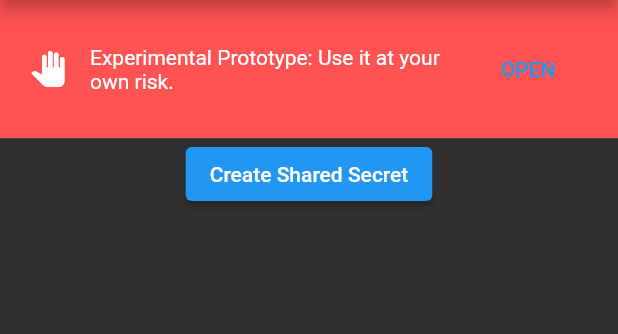
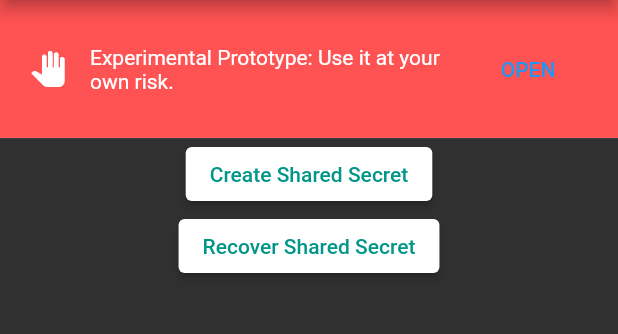
Before and after one commit to ethicnology/subterfuge, a Flutter app: the screen it shows after launch, on a phone screen of 412 x 824 dp, the part 84-418 px from its top. Run offline on Flutter 3.47's test engine with Material 2 defaults, Android fonts, the phone set to English and light mode, and no system bars; our stand-ins replace convert; missing offline and left inert: slip39.

Commit message:
feat: implement RecoverSecretScreen to home routing

```diff
--- a/lib/screen/home.dart
+++ b/lib/screen/home.dart
@@ -1,5 +1,6 @@
 import 'package:flutter/material.dart';
 import 'package:subterfuge/screen/create_secret.dart';
+import 'package:subterfuge/screen/recover_secret.dart';
 import 'package:subterfuge/widget/disclaimer.dart';
 
 class HomeScreen extends StatelessWidget {
@@ -13,6 +14,10 @@ class HomeScreen extends StatelessWidget {
           children: [
             const DisclaimerWidget(),
             ElevatedButton(
+              style: ElevatedButton.styleFrom(
+                primary: Colors.white,
+                onPrimary: Colors.teal,
+              ),
               onPressed: () {
                 Navigator.push(
                   context,
@@ -22,6 +27,20 @@ class HomeScreen extends StatelessWidget {
               },
               child: const Text('Create Shared Secret'),
             ),
+            ElevatedButton(
+              style: ElevatedButton.styleFrom(
+                primary: Colors.white,
+                onPrimary: Colors.teal,
+              ),
+              onPressed: () {
+                Navigator.push(
+                  context,
+                  MaterialPageRoute(
+                      builder: (context) => const RecoverSecretScreen()),
+                );
+              },
+              child: const Text('Recover Shared Secret'),
+            ),
           ],
         ));
   }
```
